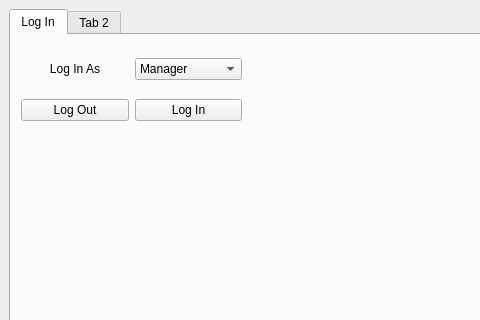
The window that Bulk-Club/mainwindow.ui (rhellwege/Bulk-Club) describes before a commit, drawn with Qt 5; both pictures show x 0 to 480 and y 0 to 320 of the 800 by 600 pixel window.
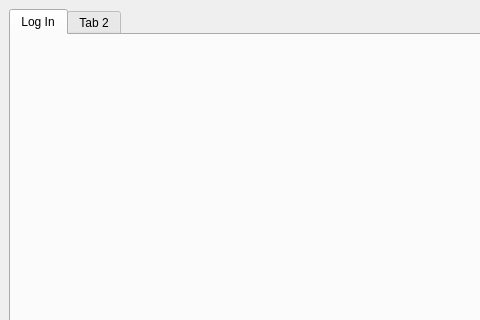
The same window after the commit. Custom widgets are drawn as their Qt base class.

Commit message: abstracted away login class, and using signals and slots to allow for communication between widgets

```diff
--- a/Bulk-Club/mainwindow.ui
+++ b/Bulk-Club/mainwindow.ui
@@ -39,46 +39,7 @@
           <height>91</height>
          </rect>
         </property>
-        <layout class="QGridLayout" name="gridLayout">
-         <item row="1" column="1">
-          <widget class="QPushButton" name="pushButtonLogin">
-           <property name="text">
-            <string>Log In</string>
-           </property>
-          </widget>
-         </item>
-         <item row="0" column="0">
-          <widget class="QLabel" name="labelLogin">
-           <property name="text">
-            <string>Log In As</string>
-           </property>
-           <property name="alignment">
-            <set>Qt::AlignCenter</set>
-           </property>
-          </widget>
-         </item>
-         <item row="0" column="1">
-          <widget class="QComboBox" name="comboBoxLogin">
-           <item>
-            <property name="text">
-             <string>Manager</string>
-            </property>
-           </item>
-           <item>
-            <property name="text">
-             <string>Administrator</string>
-            </property>
-           </item>
-          </widget>
-         </item>
-         <item row="1" column="0">
-          <widget class="QPushButton" name="pushButtonLogOut">
-           <property name="text">
-            <string>Log Out</string>
-           </property>
-          </widget>
-         </item>
-        </layout>
+        <layout class="QGridLayout" name="gridLayout"/>
        </widget>
       </widget>
       <widget class="QWidget" name="tab_2">
@@ -102,6 +63,14 @@
   </widget>
   <widget class="QStatusBar" name="statusbar"/>
  </widget>
+ <customwidgets>
+  <customwidget>
+   <class>LoginWidget</class>
+   <extends>QWidget</extends>
+   <header location="global">loginwidget.h</header>
+   <container>1</container>
+  </customwidget>
+ </customwidgets>
  <resources/>
  <connections/>
 </ui>
```
Left out of the diff: 2 changed lines with no effect on the pictures. The commit also changes 6 other files.
